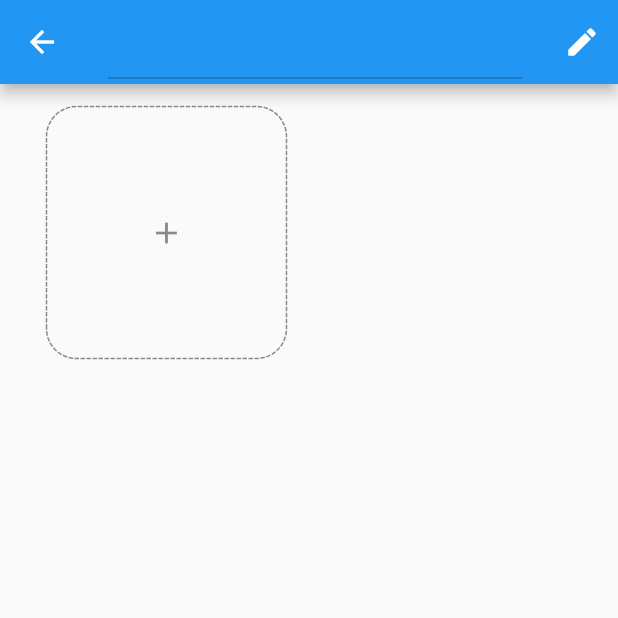
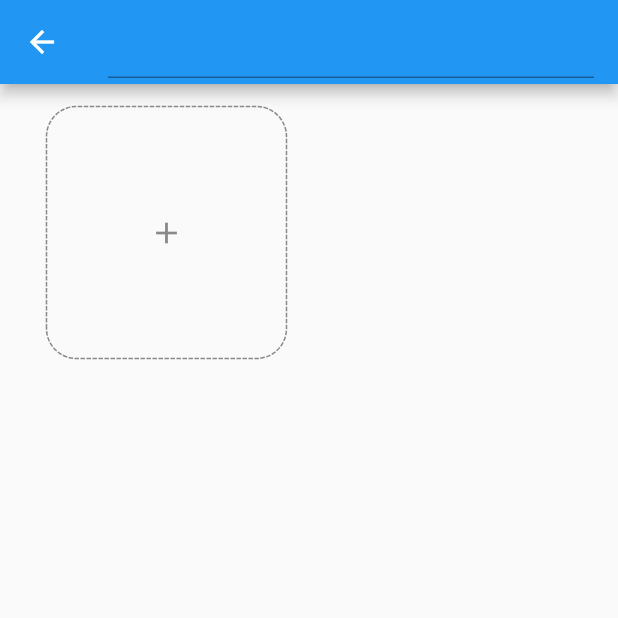
Before and after one commit to Robochu/virtual_closet, a Flutter app: the Designer screen opened directly, after a tap on "Edit Outfit", on a phone screen of 412 x 824 dp, the top half of it. Run offline on Flutter 3.47's test engine with Material 2 defaults, Android fonts, the phone set to English and light mode, and no system bars; our stand-ins replace cloud_firestore, firebase_auth, firebase_core, firebase_storage, flutter_local_notifications, geolocator and 9 more; missing offline and left inert: firebase_ml_custom, flutter_email_sender, flutter_swipable, googleapis, tflite_flutter, tflite_flutter_helper; accounts and stored records are empty.

Commit message:
fix weird outfit name. add favorite button in detail

```diff
--- a/lib/clothes.dart
+++ b/lib/clothes.dart
@@ -20,15 +20,16 @@ class Clothing {
   String item;
   bool isLaundry;
   String? inLaundryFor;
+  bool isFavorite = false;
 
 
   Clothing(this.uid, this.path, this.category, this.sleeves, this.color, this.materials, this.item, this.isLaundry, );
 
-  Clothing.usingLink(this.uid, this.filename, this.link, this.category, this.sleeves, this.color, this.materials,this.item, this.isLaundry, this.inLaundryFor,);
+  Clothing.usingLink(this.uid, this.filename, this.link, this.category, this.sleeves, this.color, this.materials,this.item, this.isLaundry, this.inLaundryFor, this.isFavorite);
 
-  Clothing.full(this.uid, this.path, this.filename, this.link, this.category, this.sleeves, this.color, this.materials,this.item, this.isLaundry, this.inLaundryFor, );
+  Clothing.full(this.uid, this.path, this.filename, this.link, this.category, this.sleeves, this.color, this.materials,this.item, this.isLaundry, this.inLaundryFor, this.isFavorite);
 
-  Clothing.clone(Clothing other) : this.full(other.uid, other.path, other.filename, other.link, other.category, other.sleeves, other.color, other.materials, other.item, other.isLaundry, other.inLaundryFor,);
+  Clothing.clone(Clothing other) : this.full(other.uid, other.path, other.filename, other.link, other.category, other.sleeves, other.color, other.materials, other.item, other.isLaundry, other.inLaundryFor,other.isFavorite);
 
   @override
   bool operator==(Object other) =>
--- a/lib/screens/camera_screen/image_gallery.dart
+++ b/lib/screens/camera_screen/image_gallery.dart
@@ -148,7 +148,7 @@ class ImageFromGalleryScreenState extends State<ImageFromGalleryScreen> {
         }
 
         //Clothing item = Clothing.full(user!.uid, _image.path, '', '', 'Tops', 'Short', 'Black', '', 'T-shirt', false, '');
-        Clothing item = Clothing.full(user!.uid, _image.path, '', '', category, length, color, '', itemName, false, '', );
+        Clothing item = Clothing.full(user!.uid, _image.path, '', '', category, length, color, '', itemName, false, '', false);
         //Tflite.close();
         close();
         Navigator.push(
@@ -389,7 +389,7 @@ class ImageFromGalleryScreenState extends State<ImageFromGalleryScreen> {
         length = "N/A";
         color = "Multicolor";
       }
-      Clothing item = Clothing.full(_user!.uid, _image.path, '', '', category, length, color, '', itemName, false, '', );
+      Clothing item = Clothing.full(_user!.uid, _image.path, '', '', category, length, color, '', itemName, false, '', false);
       //Clothing item = Clothing.full(_user!.uid, _image.path, '', '', 'Tops', 'Short', 'Black', '', 'T-shirt', false, '');
       //Tflite.close();
       close();
--- a/lib/screens/combinations/designer.dart
+++ b/lib/screens/combinations/designer.dart
@@ -22,7 +22,6 @@ class _DesignerState extends State<Designer> {
   late Outfit outfit;
   late Outfit original;
   bool _isEdit = false;
-  bool _nameEdit = false;
   TextEditingController name_controller = TextEditingController();
 
   @override
@@ -46,23 +45,9 @@ class _DesignerState extends State<Designer> {
             style: const TextStyle(
                 color: Colors.white, fontWeight: FontWeight.bold, fontSize: 20),
             controller: name_controller,
-            enabled: _nameEdit,
+            enabled: _isEdit,
           ),
-          actions: [
-            IconButton(
-                onPressed: () {
-                  setState(() {
-                    _nameEdit = !_nameEdit;
-                  });
-                  if (name_controller.text != outfit.name) {
-                    DatabaseService(uid: user!.uid).updateOutfit(
-                        name_controller.text, outfit.clothes, outfit.id);
-                  }
-                },
-                icon: _nameEdit
-                    ? const Icon(Icons.check)
-                    : const Icon(Icons.edit))
-          ]),
+          ),
       body: Column(
         children: [
           Expanded(
@@ -209,6 +194,7 @@ class _DesignerState extends State<Designer> {
                       setState(() {
                         _isEdit = !_isEdit;
                         outfit = Outfit.clone(original);
+                        name_controller.text = outfit.name;
                       });
                     }),
               ),
--- /dev/null
+++ b/lib/screens/home/recommendation.dart
@@ -0,0 +1,54 @@
+import 'package:virtual_closet/clothes.dart';
+import 'package:collection/collection.dart';
+
+class Recommendation {
+  int score;
+  Clothing clothing;
+
+  Recommendation({required this.score, required this.clothing});
+
+}
+
+class RecommendationQueue {
+  List<Clothing> closet;
+  List<String> attributes;
+  List<Recommendation> recommendations = <Recommendation>[];
+  RecommendationQueue({required this.closet, required this.attributes}) {
+      for (var item in closet) {
+        recommendations.add(Recommendation(score: 0, clothing: item));
+
+    }
+  }
+
+  PriorityQueue<Recommendation> get queue {
+    PriorityQueue<Recommendation> queue = PriorityQueue<Recommendation>((a,b) => (b.score.compareTo(a.score)));
+    calculateScore();
+    recommendations.removeWhere((element) => element.score == 0);
+    queue.addAll(recommendations);
+    return queue;
+  }
+
+  void calculateScore() {
+    for(var item in recommendations) {
+      if(attributes.contains(item.clothing.category)) {
+        item.score = item.score+1;
+      }
+      if(attributes.contains(item.clothing.item)) {
+        item.score = item.score +1;
+      }
+      if(attributes.contains(item.clothing.color)) {
+        item.score = item.score +1;
+      }
+      if(attributes.contains(item.clothing.materials)) {
+        item.score = item.score +1;
+      }
+      if(attributes.contains(item.clothing.sleeves)) {
+        item.score = item.score +1;
+      }
+      if(item.clothing.isFavorite) {
+        item.score = item.score * 2;
+      }
+    }
+  }
+
+}
--- a/lib/service/database.dart
+++ b/lib/service/database.dart
@@ -35,6 +35,7 @@ class DatabaseService {
       'fileName' : item.filename,
       'item': item.item,
       'inLaundryFor': item.inLaundryFor,
+      'isFavorite': item.isFavorite,
     }, SetOptions(merge: true));
   }
 
@@ -53,6 +54,13 @@ class DatabaseService {
       'name': name,
       'clothes': items,
       'id': id
+    }, SetOptions(merge: true));
+  }
+  Future updateFavorite(Clothing item)  async {
+    final CollectionReference usersCollection = FirebaseFirestore.instance.collection('users');
+    CollectionReference closet = usersCollection.doc(uid).collection('closet');
+    return await closet.doc(item.filename).set({
+      'isFavorite': item.isFavorite,
     }, SetOptions(merge: true));
   }
 
@@ -96,8 +104,9 @@ class DatabaseService {
                 doc['color'] ?? '',
                 doc['material'] ?? '',
                 doc['item'] ?? '',
-                doc['isLaundry'] ?? '',
-                doc['inLaundryFor'] ?? '')).toList());
+                doc['isLaundry'] ?? false,
+                doc['inLaundryFor'] ?? '',
+                doc['isFavorite'] ?? false)).toList());
   }
 
   Stream<List<Clothing>> getFilteredItem(String itemType) {
@@ -116,8 +125,9 @@ class DatabaseService {
             doc['color'] ?? '',
             doc['material'] ?? '',
             doc['item'] ?? '',
-            doc['isLaundry'] ?? '',
-            doc['inLaundryFor'] ?? '')).toList());
+            doc['isLaundry'] ?? false,
+            doc['inLaundryFor'] ?? '',
+            doc['isFavorite'] ?? false)).toList());
   }
 
   Stream<List<Outfit>> get outfits {
@@ -151,7 +161,8 @@ class DatabaseService {
                     snapshot['material'] ?? '',
                     snapshot['item'] ?? '',
                     snapshot['isLaundry'] ?? '',
-                    snapshot['inLaundryFor'] ?? ''));}});
+                    snapshot['inLaundryFor'] ?? '',
+                    snapshot['isFavorite'] ?? false));}});
 
           }
 
```
Also changed, not shown: lib/screens/detail.dart (+12 -0 lines), lib/screens/home/home.dart (+30 -38 lines).
